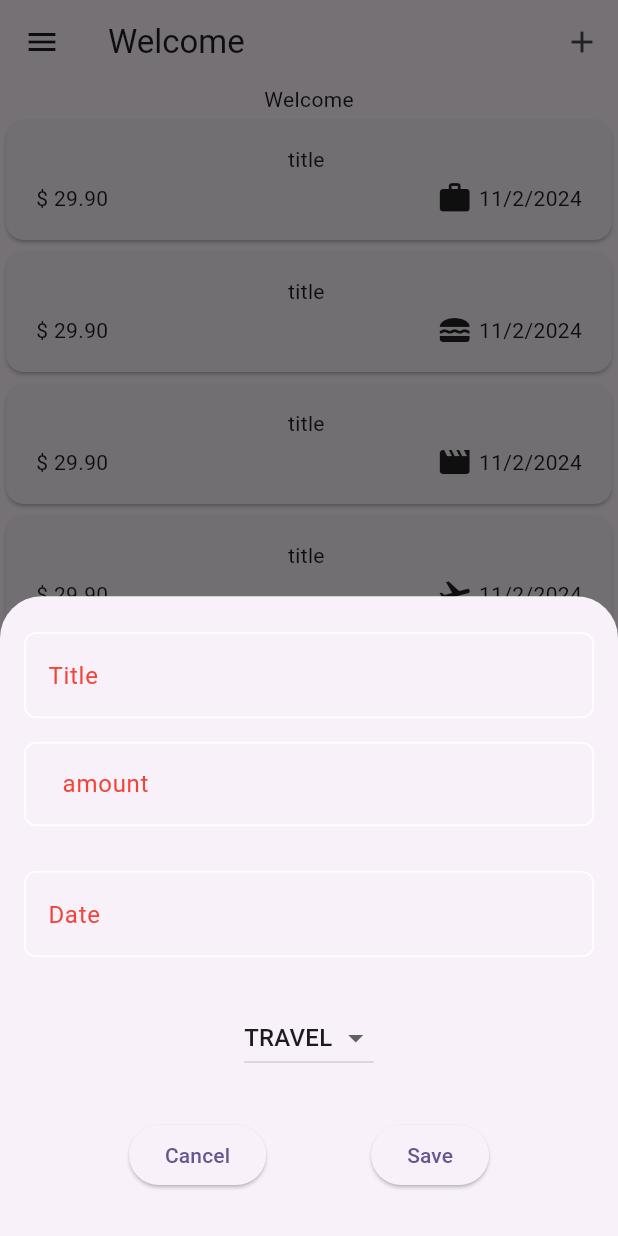
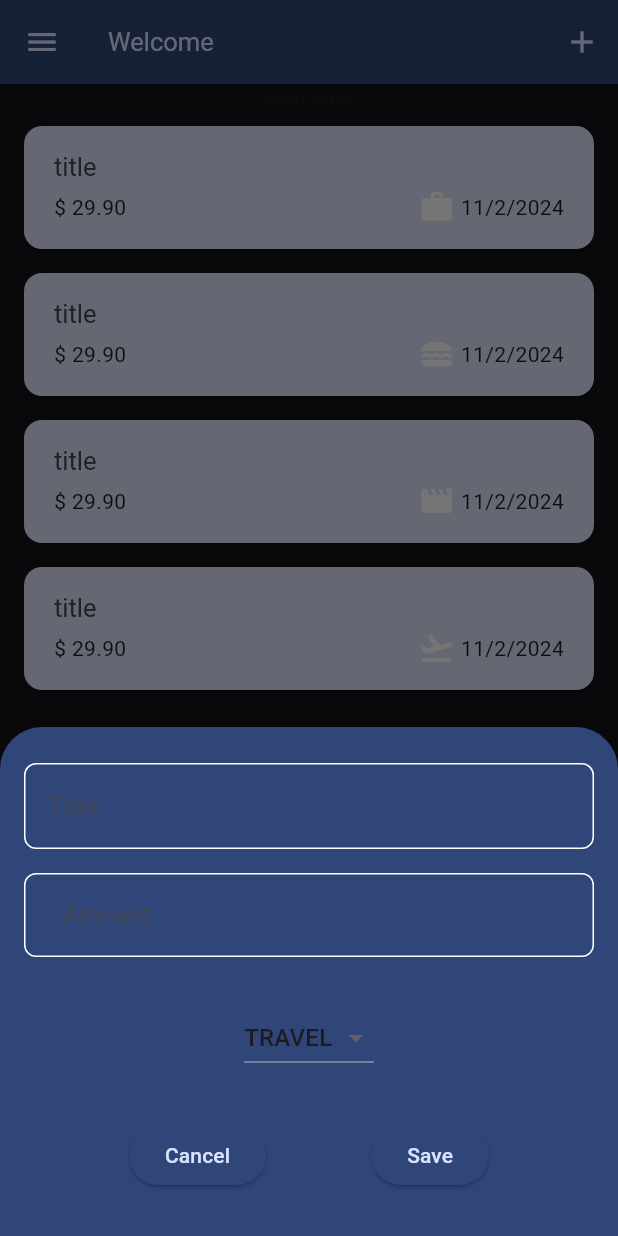
Before and after one commit to asmaaramadanramadan/expanses, a Flutter app: the screen it shows after launch, after a tap on the "add" icon, on a phone screen of 412 x 824 dp. Run offline on Flutter 3.47's test engine with Material 3 defaults, Android fonts, the phone set to English and light mode, and no system bars.

Commit message:
apply theme

```diff
--- a/lib/main.dart
+++ b/lib/main.dart
@@ -4,6 +4,11 @@ import 'package:flutter/material.dart';
 void main() {
   runApp(const MyApp());
 }
+
+var myColorScheme =
+    ColorScheme.fromSeed(seedColor: Color.fromARGB(255, 59, 96, 179));
+var myDarkColorScheme =
+    ColorScheme.fromSeed(seedColor: Color.fromARGB(255, 59, 96, 179));
 
 class MyApp extends StatelessWidget {
   const MyApp({super.key});
@@ -14,9 +19,54 @@ class MyApp extends StatelessWidget {
     return MaterialApp(
       debugShowCheckedModeBanner: false,
       title: 'Flutter Demo',
-      theme: ThemeData(
-        colorScheme: ColorScheme.fromSeed(seedColor: Colors.deepPurple),
-        useMaterial3: true,
+      themeMode: ThemeMode.dark,
+      theme: ThemeData().copyWith(
+        colorScheme: myColorScheme,
+        appBarTheme: AppBarTheme().copyWith(
+          backgroundColor: myColorScheme.onPrimaryContainer,
+          foregroundColor: myColorScheme.primaryContainer,
+        ),
+        cardTheme: const CardTheme().copyWith(
+          color: myColorScheme.secondaryContainer,
+          margin: const EdgeInsets.symmetric(horizontal: 16, vertical: 8),
+        ),
+        elevatedButtonTheme: ElevatedButtonThemeData(
+          style: ElevatedButton.styleFrom(
+            backgroundColor: myColorScheme.primaryContainer,
+          ),
+        ),
+        textTheme: ThemeData().textTheme.copyWith(
+              titleLarge: TextStyle(
+                  fontWeight: FontWeight.normal,
+                  color: myColorScheme.onSecondaryContainer,
+                  fontSize: 17),
+            ),
+      ),
+      darkTheme: ThemeData.dark().copyWith(
+        colorScheme: myDarkColorScheme,
+        bottomSheetTheme: BottomSheetThemeData().copyWith(
+          backgroundColor: myDarkColorScheme.onPrimaryContainer,
+        ),
+        appBarTheme: const AppBarTheme().copyWith(
+          backgroundColor: myDarkColorScheme.onPrimaryContainer,
+          foregroundColor: myDarkColorScheme.primaryContainer,
+        ),
+        cardTheme: const CardTheme().copyWith(
+          color: myDarkColorScheme.secondaryContainer,
+          margin: const EdgeInsets.symmetric(horizontal: 16, vertical: 8),
+        ),
+        elevatedButtonTheme: ElevatedButtonThemeData(
+          style: ElevatedButton.styleFrom(
+            backgroundColor: myDarkColorScheme.onPrimaryContainer,
+            foregroundColor: myDarkColorScheme.primaryContainer,
+          ),
+        ),
+        textTheme: ThemeData().textTheme.copyWith(
+              titleLarge: TextStyle(
+                  fontWeight: FontWeight.normal,
+                  color: myDarkColorScheme.onSecondaryContainer,
+                  fontSize: 17),
+            ),
       ),
       home: const Expanses(),
     );
--- a/lib/new_expanse.dart
+++ b/lib/new_expanse.dart
@@ -1,38 +1,47 @@
-import 'package:expenses/widgets/custom_Text_Form_Field.dart';
-import 'package:flutter/cupertino.dart';
+import 'package:expenses/widgets/custom_text_form_field.dart';
 import 'package:flutter/material.dart';
 import 'package:intl/intl.dart';
 import '../models/expense.dart';
 
 class AddNewExpense extends StatelessWidget {
+  final void Function(Expanse expense) addExpense;
+
+  const AddNewExpense({
+    super.key,
+    required this.addExpense,
+  });
   @override
   Widget build(BuildContext context) {
-    return const Padding(
-      padding: EdgeInsets.only(top: 24, left: 16, right: 16),
+    return Padding(
+      padding: const EdgeInsets.only(top: 24, left: 16, right: 16),
       child: SingleChildScrollView(
-        child: AddNoteForm(),
+        child: AddNoteForm(
+          addExpense: addExpense,
+        ),
       ),
     );
   }
 }
 
 class AddNoteForm extends StatefulWidget {
-  const AddNoteForm({super.key});
+  final void Function(Expanse expense) addExpense;
+  const AddNoteForm({
+    super.key,
+    required this.addExpense,
+  });
 
   @override
   State<AddNoteForm> createState() => _AddNoteFormState();
 }
 
 class _AddNoteFormState extends State<AddNoteForm> {
-  final GlobalKey<FormState> form_key = GlobalKey();
-  AutovalidateMode autovalidateMode =
-      AutovalidateMode.disabled; // if entered wronge input
-  String? title;
-  double? amount;
+  final GlobalKey<FormState> _formKey = GlobalKey<FormState>();
+  AutovalidateMode _autovalidateMode = AutovalidateMode.disabled;
+  String? _title;
+  double? _amount;
   DateTime? _selectedDate;
-  final _dateFormat = DateFormat(
-      'yyyy-MM-dd'); // == DateFormat dateFormated = DateFormat.yMd();
-  Category selectedCategory = Category.travel;
+  final _dateFormat = DateFormat('yyyy-MM-dd');
+  Category _selectedCategory = Category.travel;
 
   Future<void> _selectDate(BuildContext context) async {
     final DateTime? pickedDate = await showDatePicker(
@@ -43,61 +52,91 @@ class _AddNoteFormState extends State<AddNoteForm> {
     );
     if (pickedDate != null) {
       setState(() {
-        _selectedDate = pickedDate; // Update the selected date
+        _selectedDate = pickedDate;
       });
+    }
+  }
+
+  void _submitExpense() {
+    if (_formKey.currentState!.validate()) {
+      _formKey.currentState!.save();
+
+      // Check if all required fields have values
+      if (_title == null || _amount == null || _selectedDate == null) {
+        // Show an alert if any field is missing
+        showDialog(
+          context: context,
+          builder: (ctx) => AlertDialog(
+            title: const Text("Missing Fields"),
+            content: const Text("Please ensure all fields are filled."),
+            actions: [
+              TextButton(
+                onPressed: () {
+                  Navigator.pop(ctx);
+                },
+                child: const Text("Okay"),
+              ),
+            ],
+          ),
+        );
+        return;
+      }
+
+      widget.addExpense(Expanse(
+        amount: _amount!,
+        title: _title!,
+        category: _selectedCategory,
+        date: _selectedDate!,
+      ));
+      Navigator.pop(context);
+    } else {
+      setState(() {
+        _autovalidateMode = AutovalidateMode.always;
+      });
+      showDialog(
+        context: context,
+        builder: (ctx) => AlertDialog(
+          title: const Text("Error"),
+          content: const Text("Please fill all fields correctly."),
+          actions: [
+            TextButton(
+              onPressed: () {
+                Navigator.pop(ctx);
+              },
+              child: const Text("Okay"),
+            ),
+          ],
+        ),
+      );
     }
   }
 
   @override
   Widget build(BuildContext context) {
     return Form(
-      key: form_key,
-      autovalidateMode: autovalidateMode,
+      key: _formKey,
+      autovalidateMode: _autovalidateMode,
       child: Column(
         children: [
           CustomTextField(
             hint: "Title",
             onSaved: (value) {
-              title = value;
+              _title = value;
             },
           ),
-          const SizedBox(
-            height: 16,
-          ),
+          const SizedBox(height: 16),
           CustomTextField(
-            hint: 'amount',
+            hint: 'Amount',
             maxLines: 1,
             prefixText: "\$",
             textInputType: TextInputType.number,
             onSaved: (value) {
-              amount = double.tryParse(value!);
+              _amount = double.tryParse(value!);
             },
           ),
-          const SizedBox(
-            height: 30,
-          ),
-          // CustomBotton(
-          //   onTap: () {
-          //     if (form_key.currentState!.validate()) {
-          //       form_key.currentState!.save();
-          //     } else {
-          //       autovalidateMode = AutovalidateMode.always;
-          //       setState(() {});
-          //     }
-          //     ;
-          //   },
-          // ),
-          CustomTextField(
-            hint: 'Date',
-            maxLines: 1,
-            textInputType: TextInputType.number,
-            onSaved: (value) => _selectDate(context),
-          ),
-          const SizedBox(
-            height: 30,
-          ),
-          DropdownButton(
-            value: selectedCategory,
+          const SizedBox(height: 30),
+          DropdownButton<Category>(
+            value: _selectedCategory,
             items: Category.values
                 .map((e) => DropdownMenuItem(
                       value: e,
@@ -105,56 +144,30 @@ class _AddNoteFormState extends State<AddNoteForm> {
                     ))
                 .toList(),
             onChanged: (value) {
-              if (value == null) {
-                return;
+              if (value != null) {
+                setState(() {
+                  _selectedCategory = value;
+                });
               }
-              setState(() {
-                selectedCategory = value;
-              });
             },
           ),
-          const SizedBox(
-            height: 30,
-          ),
+          const SizedBox(height: 30),
           Row(
-            // mainAxisAlignment: MainAxisAlignment.center,
             mainAxisAlignment: MainAxisAlignment.spaceEvenly,
             children: [
               ElevatedButton(
-                onPressed: () {},
-                child: Text("Cancel"),
+                onPressed: () {
+                  Navigator.pop(context);
+                },
+                child: const Text("Cancel"),
               ),
               ElevatedButton(
-                onPressed: () {
-                  if (form_key.currentState!.validate()) {
-                    form_key.currentState!.save();
-                  } else {
-                    // autovalidateMode = AutovalidateMode.always;
-                    // setState(() {});
-                    showDialog(
-                      context: context,
-                      builder: (ctx) => AlertDialog(
-                        title: const Text("error"),
-                        actions: [
-                          TextButton(
-                            onPressed: () {
-                              Navigator.pop(ctx);
-                            },
-                            child: Text("okay"),
-                          ),
-                        ],
-                      ),
-                    );
-                  }
-                  ;
-                },
-                child: Text("Save"),
+                onPressed: _submitExpense,
+                child: const Text("Save"),
               ),
             ],
           ),
-          const SizedBox(
-            height: 30,
-          ),
+          const SizedBox(height: 30),
         ],
       ),
     );
--- a/lib/widgets/custom_Text_Form_Field.dart
+++ b/lib/widgets/custom_Text_Form_Field.dart
@@ -28,20 +28,19 @@ class CustomTextField extends StatelessWidget {
           return null;
         }
       },
-      cursorColor: Colors.red,
       // kPrimaryColor,
       maxLines: maxLines,
       keyboardType: textInputType,
 
       decoration: InputDecoration(
         hintText: hint,
-        hintStyle: const TextStyle(
-          color: Colors.red,
-        ),
+        // hintStyle: const TextStyle(
+        //   color: Colors.red,
+        // ),
         prefixText: prefixText,
         border: buildOutlineInputBorder(),
         enabledBorder: buildOutlineInputBorder(),
-        focusedBorder: buildOutlineInputBorder(Colors.green),
+        // focusedBorder: buildOutlineInputBorder(Colors.green),
         // enabledBorder:
       ),
     );
--- a/lib/widgets/expanses.dart
+++ b/lib/widgets/expanses.dart
@@ -39,6 +39,17 @@ class _ExpansesState extends State<Expanses> {
       date: DateTime.now(),
     ),
   ];
+  void addExpenses(Expanse expense) {
+    setState(() {
+      _registeredExpenses.add(expense);
+    });
+  }
+
+  void removeExpenses(Expanse expense) {
+    setState(() {
+      _registeredExpenses.remove(expense);
+    });
+  }
 
   @override
   Widget build(BuildContext context) {
@@ -51,7 +62,9 @@ class _ExpansesState extends State<Expanses> {
             onPressed: () {
               showModalBottomSheet(
                 context: context,
-                builder: (context) => AddNewExpense(),
+                builder: (context) => AddNewExpense(
+                  addExpense: addExpenses,
+                ),
               );
               // showBottomSheet(context: context, builder:(context) => ,)
             },
@@ -65,6 +78,7 @@ class _ExpansesState extends State<Expanses> {
             Text("Welcome"),
             Expanded(
               child: ExpensesList(
+                removeExpense: removeExpenses,
                 expenses: _registeredExpenses,
               ),
             ),
--- a/lib/widgets/expanses_list/expanses_item.dart
+++ b/lib/widgets/expanses_list/expanses_item.dart
@@ -14,8 +14,12 @@ class ExpensesItem extends StatelessWidget {
       child: Padding(
         padding: const EdgeInsets.symmetric(horizontal: 20, vertical: 16),
         child: Column(
+          crossAxisAlignment: CrossAxisAlignment.start,
           children: [
-            Text(expense.title),
+            Text(
+              expense.title,
+              style: Theme.of(context).textTheme.titleLarge,
+            ),
             SizedBox(
               height: 4,
             ),
--- a/lib/widgets/expanses_list/expanses_list.dart
+++ b/lib/widgets/expanses_list/expanses_list.dart
@@ -4,16 +4,29 @@ import '../../models/expense.dart';
 import 'expanses_item.dart';
 
 class ExpensesList extends StatelessWidget {
-  const ExpensesList({super.key, required this.expenses});
+  const ExpensesList({
+    super.key,
+    required this.expenses,
+    required this.removeExpense,
+  });
 
   final List<Expanse> expenses;
+  final void Function(Expanse expense) removeExpense;
 
   @override
   Widget build(BuildContext context) {
     return ListView.builder(
       itemCount: expenses.length,
-      itemBuilder: (context, index) => ExpensesItem(
-        expense: expenses[index],
+      itemBuilder: (context, index) => Dismissible(
+        background: Container(
+          color: Theme.of(context).colorScheme.error.withOpacity(0.7),
+          margin: Theme.of(context).cardTheme.margin,
+        ),
+        key: ValueKey(expenses[index]),
+        onDismissed: (direction) => removeExpense(expenses[index]),
+        child: ExpensesItem(
+          expense: expenses[index],
+        ),
       ),
     );
   }
```
